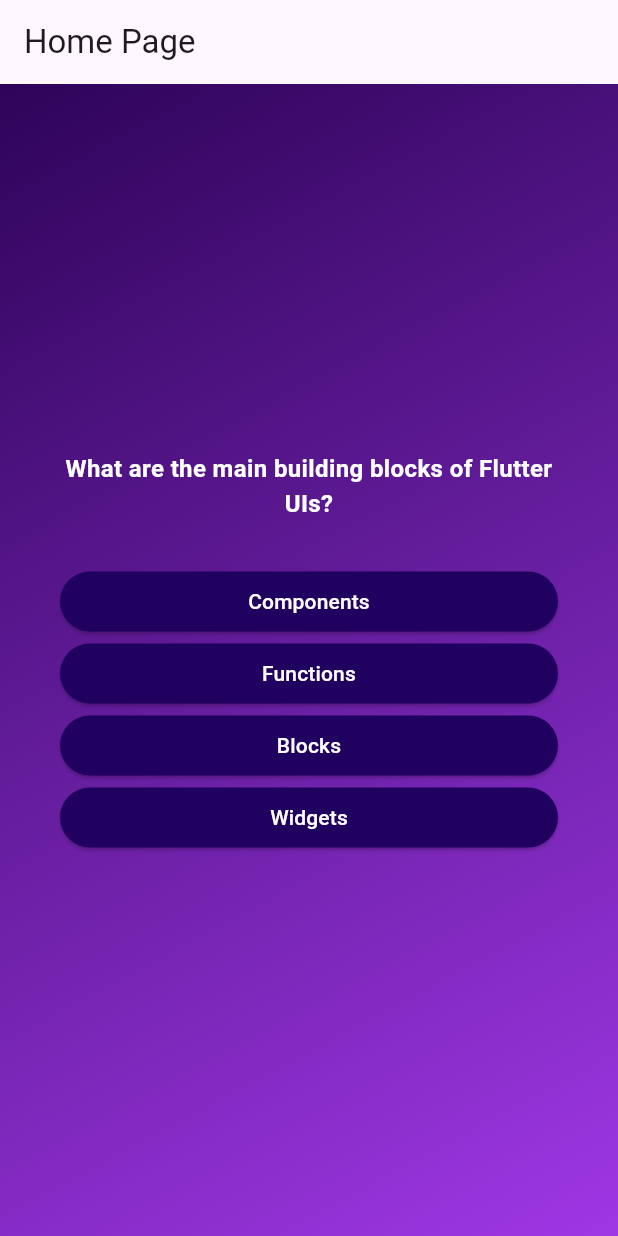
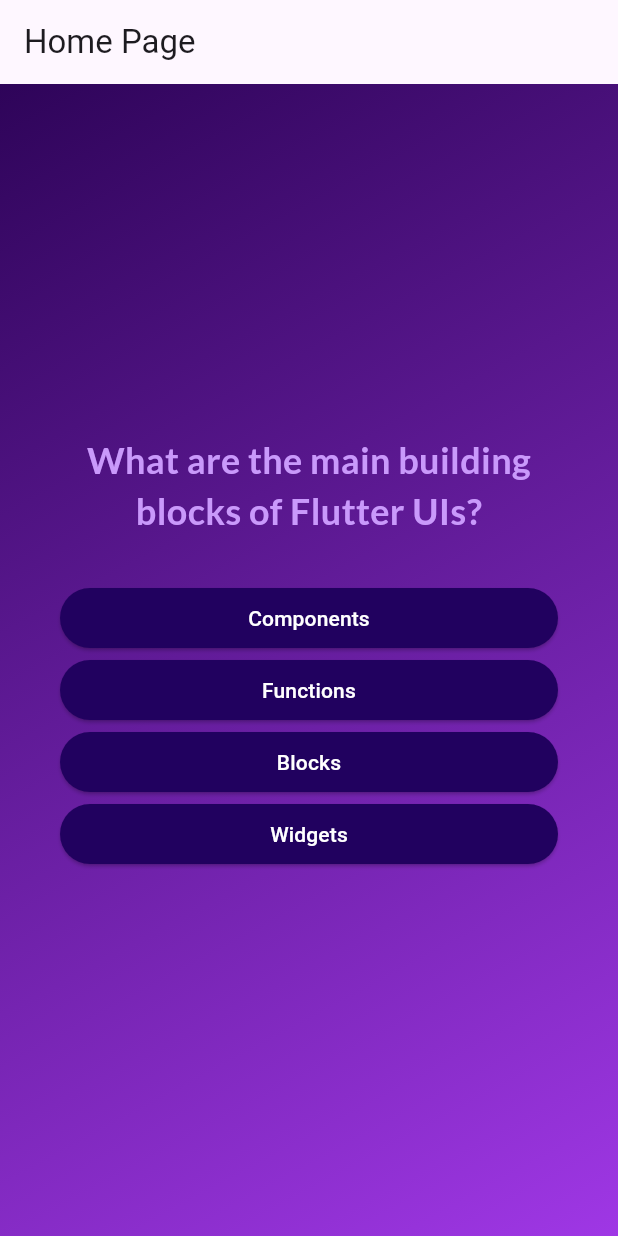
Before and after one commit to emagnu/quiz_app, a Flutter app: the screen it shows after launch, after a tap on "Start Quiz", on a phone screen of 412 x 824 dp. Run offline on Flutter 3.47's test engine with Material 3 defaults, Android fonts, the phone set to English and light mode, and no system bars; our stand-ins replace google_fonts.

Commit message:
75. Using Third-Party Packages & Adding Google Fonts

```diff
--- a/lib/pages/question_screen.dart
+++ b/lib/pages/question_screen.dart
@@ -1,8 +1,7 @@
 //  //
 //  Import LIBRARIES
-import 'dart:ffi';
-
 import 'package:flutter/material.dart';
+import 'package:google_fonts/google_fonts.dart';
 //  Import  FILES
 import '../data/questions.dart';
 import '../widgets/answer_button.dart';
@@ -45,12 +44,19 @@ class _QuestionScreenState extends State<QuestionScreen> {
             Text(
               // 'The question ....',
               currentQuestion.text,
-              style: const TextStyle(
-                  color: Colors.white,
-                  fontSize: 16.0,
-                  fontWeight: FontWeight.bold),
+              style: GoogleFonts.lato(
+                // color: Colors.white,
+                color: const Color.fromARGB(255, 201, 153, 251),
+                fontSize: 24.0,
+                fontWeight: FontWeight.bold,
+              ),
+              // style: const TextStyle(
+              //     color: Colors.white,
+              //     fontSize: 16.0,
+              //     fontWeight: FontWeight.bold),
               textAlign: TextAlign.center,
             ),
+            //  The Answers
             const SizedBox(height: 30.0),
             ...currentQuestion.getShuffledAnswers().map(
                   (answer) => AnswerButton(
--- a/lib/pages/start_page.dart
+++ b/lib/pages/start_page.dart
@@ -1,6 +1,7 @@
 //  //
 //  Import LIBRARIES
 import 'package:flutter/material.dart';
+import 'package:google_fonts/google_fonts.dart';
 //  Import  FILES
 // import 'question_screen.dart';
 //  PARTS
@@ -32,10 +33,11 @@ class StartPage extends StatelessWidget {
           //   ),
           // ),
           const SizedBox(height: 80),
-          const Text(
+          Text(
             'Learn Flutter the fun way!',
-            style: TextStyle(
-              color: Color.fromARGB(255, 237, 223, 252),
+            // style: TextStyle(
+            style: GoogleFonts.lato(
+              color: const Color.fromARGB(255, 237, 223, 252),
               fontSize: 24,
             ),
           ),
```
Also changed, not shown: pubspec.yaml (+9 -0 lines).
